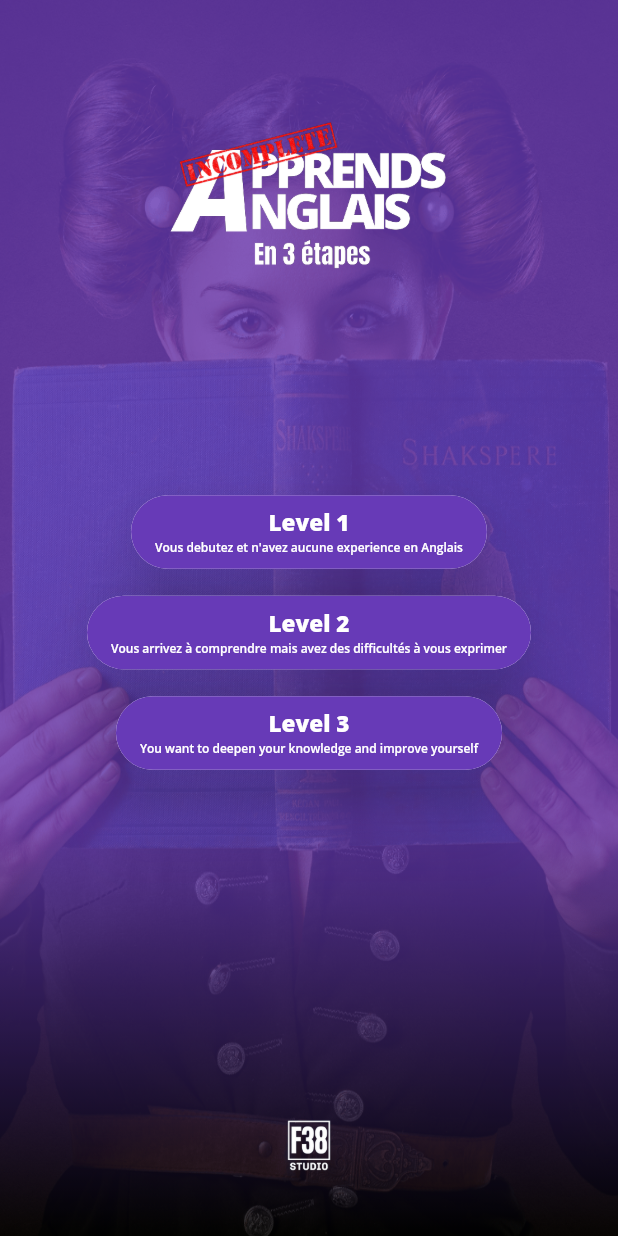
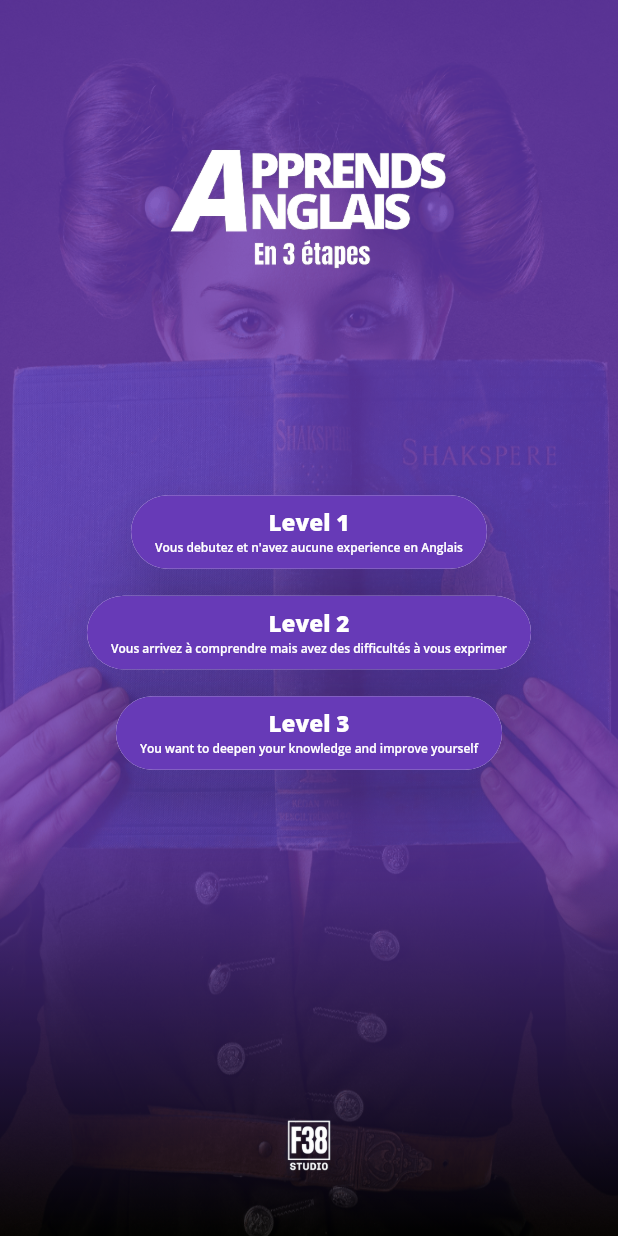
Before and after one commit to LeGrandF38/Ap-Anglais-2, a Flutter app: the screen it shows after launch, on a phone screen of 412 x 824 dp. Run offline on Flutter 3.47's test engine with Material 2 defaults, Android fonts, the phone set to English and light mode, and no system bars.

Commit message:
my signed app ready for playstore

```diff
--- a/lib/home_screen.dart
+++ b/lib/home_screen.dart
@@ -65,7 +65,7 @@ class home extends StatelessWidget {
                     child: Container(
                         child: Image(
                       image: AssetImage(
-                        'assets/homeLogoApp2.png',
+                        'assets/homeLogoApp.png',
                       ),
                       fit: BoxFit.contain,
                       height: 190,
--- a/pubspec.yaml
+++ b/pubspec.yaml
@@ -1,5 +1,5 @@
 name: app_anglais
-description: A new Flutter project.
+description: Apprendre l'anglais en 3 étapes.
 
 # The following line prevents the package from being accidentally published to
 # pub.dev using `pub publish`. This is preferred for private packages.
@@ -15,7 +15,7 @@ publish_to: 'none' # Remove this line if you wish to publish to pub.dev
 # In iOS, build-name is used as CFBundleShortVersionString while build-number used as CFBundleVersion.
 # Read more about iOS versioning at
 # https://developer.apple.com/library/archive/documentation/General/Reference/InfoPlistKeyReference/Articles/CoreFoundationKeys.html
-version: 1.0.0+1
+version: 1.0.1
 
 environment:
   sdk: ">=2.12.0 <3.0.0"
```
Also changed, not shown: pubspec.lock, 1 other file.
